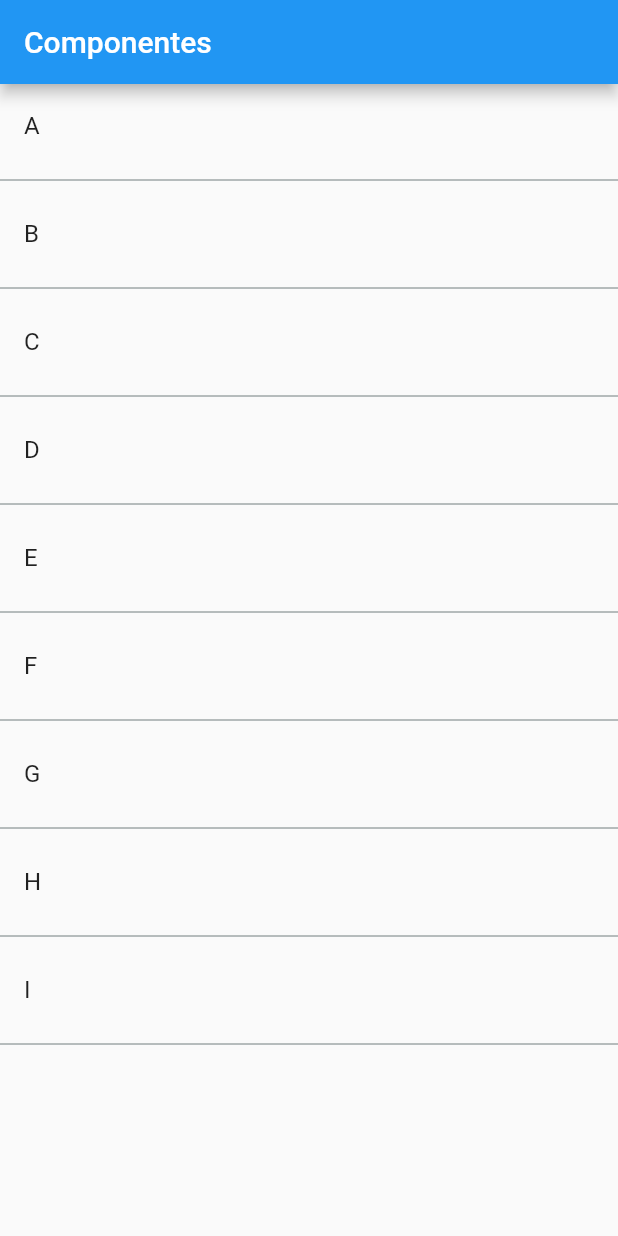
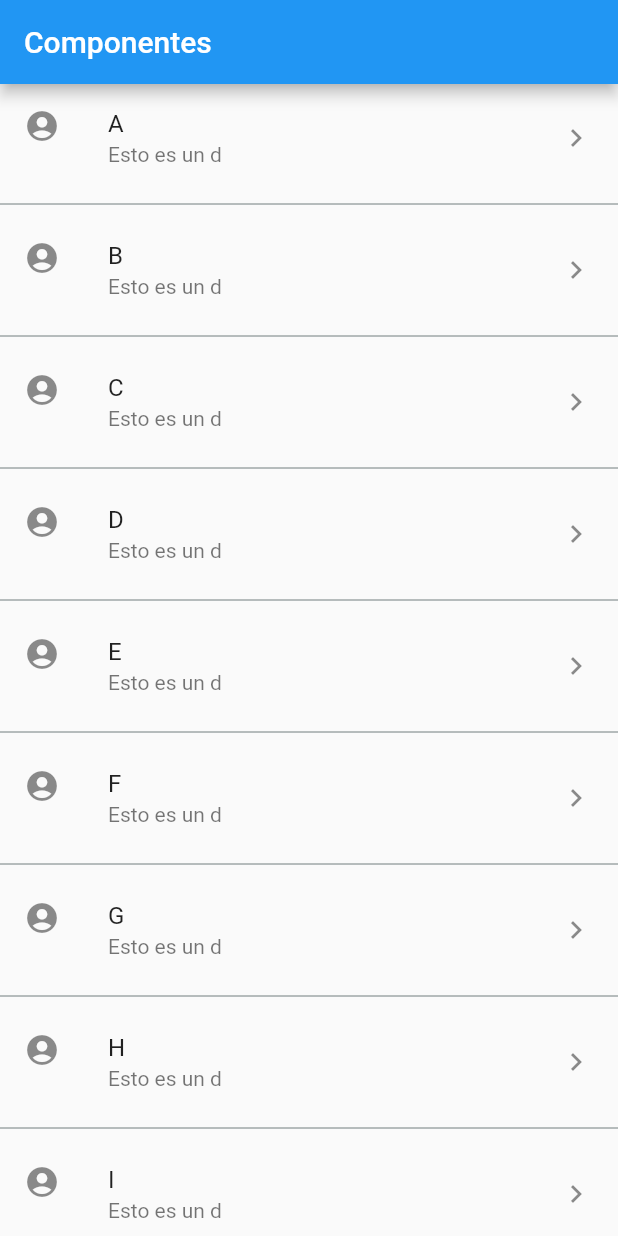
Before and after one commit to emerdeveloper/components, a Flutter app: the screen it shows after launch, on a phone screen of 412 x 824 dp. Run offline on Flutter 3.47's test engine with Material 2 defaults, Android fonts, the phone set to English and light mode, and no system bars.

Commit message:
create ListTile with map

```diff
--- a/lib/src/home_temp.dart
+++ b/lib/src/home_temp.dart
@@ -10,7 +10,7 @@ class HomePageTemp extends StatelessWidget {
         title: Text("Componentes"),
       ),
       body: ListView(
-        children: _createListTitle()
+        children: _createListTitleWithMap()
       )
     );
   }
@@ -30,4 +30,21 @@ class HomePageTemp extends StatelessWidget {
     return listTitle;
   }
 
+  List<Widget> _createListTitleWithMap() {
+    var colorDivider = Color(0xFF717D7E);
+    return titles.map((title) {
+      return Column(
+        children: [
+          ListTile(
+            title: Text(title),
+            subtitle: Text("Esto es un d"),
+            leading: Icon(Icons.account_circle_rounded),
+            trailing: Icon(Icons.keyboard_arrow_right),
+          ),
+          Divider(color: colorDivider)
+        ]
+      );
+    }).toList();
+  }
+
 }
```
Also changed, not shown: 1 other file.
